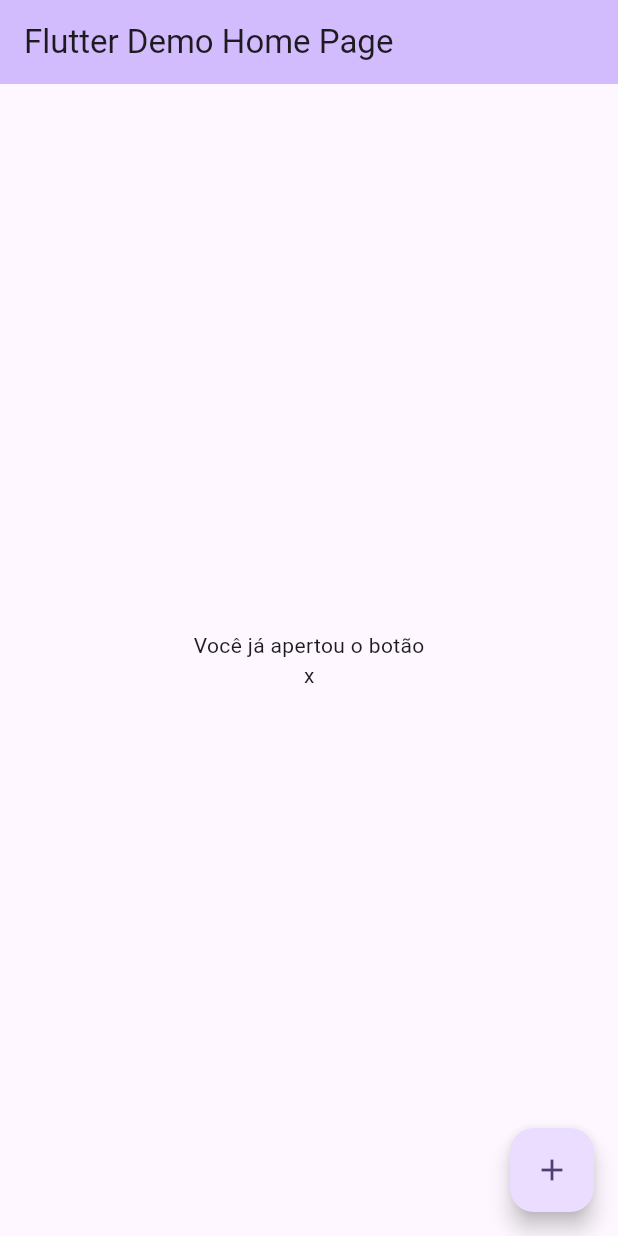
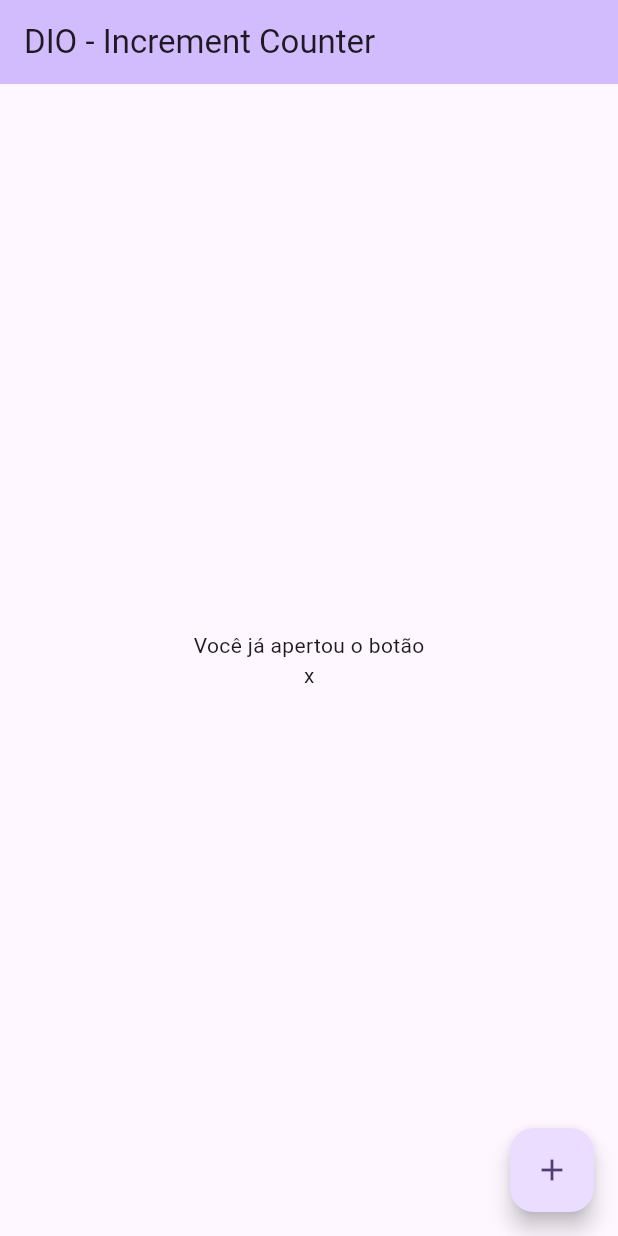
Before and after one commit to savifon/dio_first_flutter_project, a Flutter app: the screen it shows after launch, on a phone screen of 412 x 824 dp. Run offline on Flutter 3.47's test engine with Material 2 defaults, Android fonts, the phone set to English and light mode, and no system bars.

Commit message:
fix: project title

```diff
--- a/lib/main.dart
+++ b/lib/main.dart
@@ -11,7 +11,7 @@ class MyApp extends StatelessWidget {
   @override
   Widget build(BuildContext context) {
     return MaterialApp(
-      title: 'Flutter Demo',
+      title: 'DIO - First Flutter Project',
       theme: ThemeData(
         // This is the theme of your application.
         //
@@ -31,7 +31,7 @@ class MyApp extends StatelessWidget {
         colorScheme: ColorScheme.fromSeed(seedColor: Colors.deepPurple),
         useMaterial3: true,
       ),
-      home: const MyHomePage(title: 'Flutter Demo Home Page'),
+      home: const MyHomePage(title: 'DIO - Increment Counter'),
     );
   }
 }
--- a/pubspec.yaml
+++ b/pubspec.yaml
@@ -1,5 +1,5 @@
 name: dio_first_flutter_project
-description: A new Flutter project.
+description: DIO - First Flutter Project.
 # The following line prevents the package from being accidentally published to
 # pub.dev using `flutter pub publish`. This is preferred for private packages.
 publish_to: 'none' # Remove this line if you wish to publish to pub.dev
```
